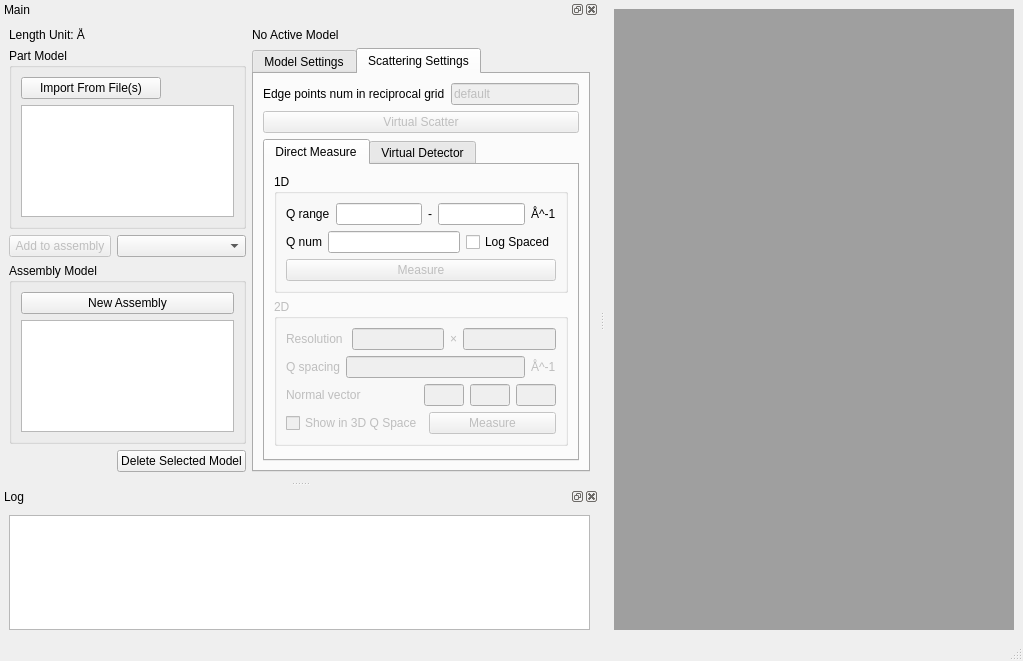
Old version of the form src/model2sas/gui/MainWindow.ui in the repository molybd/Model2SAS.
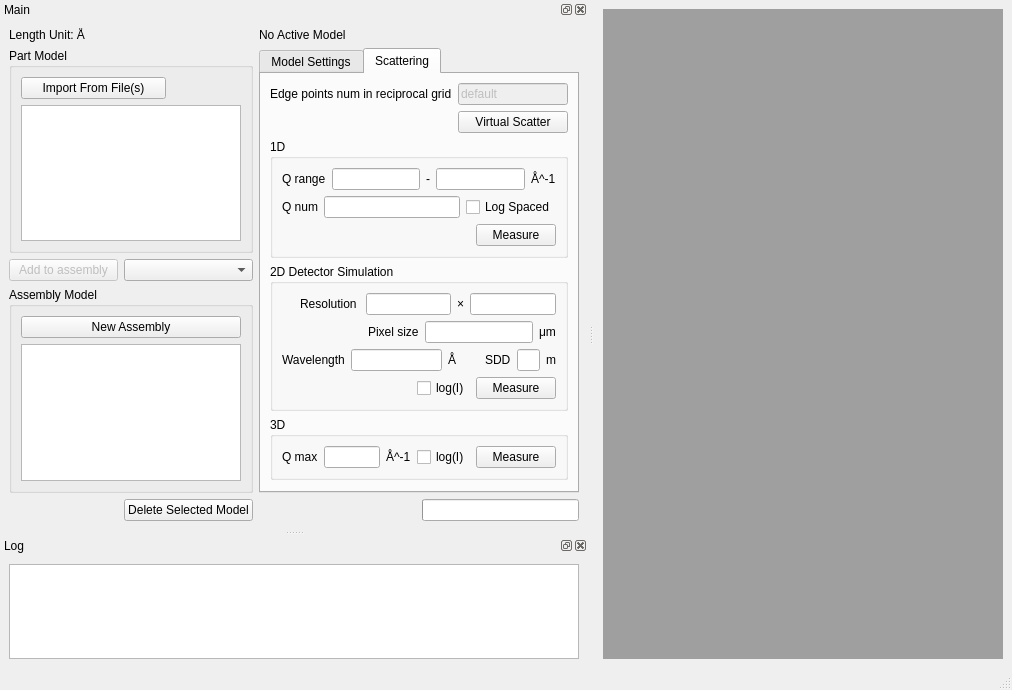
New version of the form. The open tabs and pages were chosen to show the change.

Commit message: Add 2d&3d SAS measure and plot

What changed in the file:
```diff
--- a/src/model2sas/gui/MainWindow.ui
+++ b/src/model2sas/gui/MainWindow.ui
@@ -6,8 +6,8 @@
    <rect>
     <x>0</x>
     <y>0</y>
-    <width>1023</width>
-    <height>661</height>
+    <width>1012</width>
+    <height>690</height>
    </rect>
   </property>
   <property name="windowTitle">
@@ -47,44 +47,6 @@
    </attribute>
    <widget class="QWidget" name="dockWidgetContents_3">
     <layout class="QGridLayout" name="gridLayout_9">
-     <item row="3" column="0" colspan="3">
-      <widget class="QGroupBox" name="groupBox_assembly">
-       <property name="title">
-        <string>Assembly Model</string>
-       </property>
-       <layout class="QGridLayout" name="gridLayout_6">
-        <item row="3" column="0" colspan="3">
-         <widget class="QTreeView" name="treeView_assemblies">
-          <property name="sizePolicy">
-           <sizepolicy hsizetype="Preferred" vsizetype="Expanding">
-            <horstretch>0</horstretch>
-            <verstretch>0</verstretch>
-           </sizepolicy>
-          </property>
-          <property name="minimumSize">
-           <size>
-            <width>100</width>
-            <height>0</height>
-           </size>
-          </property>
-          <property name="editTriggers">
-           <set>QAbstractItemView::NoEditTriggers</set>
-          </property>
-         </widget>
-        </item>
-        <item row="0" column="0" colspan="3">
-         <widget class="QPushButton" name="pushButton_new_assembly">
-          <property name="enabled">
-           <bool>true</bool>
-          </property>
-          <property name="text">
-           <string>New Assembly</string>
-          </property>
-         </widget>
-        </item>
-       </layout>
-      </widget>
-     </item>
      <item row="0" column="0">
       <widget class="QLabel" name="label_length_unit">
        <property name="text">
@@ -92,14 +54,39 @@
        </property>
       </widget>
      </item>
-     <item row="4" column="2">
-      <widget class="QPushButton" name="pushButton_delete_selected_model">
+     <item row="0" column="2">
+      <widget class="QLabel" name="label_active_model">
+       <property name="sizePolicy">
+        <sizepolicy hsizetype="Preferred" vsizetype="Minimum">
+         <horstretch>0</horstretch>
+         <verstretch>0</verstretch>
+        </sizepolicy>
+       </property>
        <property name="text">
-        <string>Delete Selected Model</string>
+        <string>No Active Model</string>
        </property>
       </widget>
      </item>
-     <item row="1" column="3" rowspan="4">
+     <item row="1" column="0" colspan="2">
+      <widget class="QGroupBox" name="groupBox_part">
+       <property name="title">
+        <string>Part Model</string>
+       </property>
+       <layout class="QGridLayout" name="gridLayout_5">
+        <item row="2" column="0" colspan="3">
+         <widget class="QTreeView" name="treeView_parts"/>
+        </item>
+        <item row="1" column="0" colspan="2">
+         <widget class="QPushButton" name="pushButton_part_from_files">
+          <property name="text">
+           <string>Import From File(s)</string>
+          </property>
+         </widget>
+        </item>
+       </layout>
+      </widget>
+     </item>
+     <item row="1" column="2" rowspan="3" colspan="2">
       <widget class="QTabWidget" name="tabWidget_settings">
        <property name="sizePolicy">
         <sizepolicy hsizetype="Preferred" vsizetype="Preferred">
@@ -262,17 +249,17 @@
        </widget>
        <widget class="QWidget" name="tabPage_scattering">
         <attribute name="title">
-         <string>Scattering Settings</string>
+         <string>Scattering</string>
         </attribute>
-        <layout class="QGridLayout" name="gridLayout_3">
-         <item row="0" column="0">
+        <layout class="QGridLayout" name="gridLayout_8">
+         <item row="0" column="0" colspan="2">
           <widget class="QLabel" name="label_reciprocal_lattice_1d_size">
            <property name="text">
             <string>Edge points num in reciprocal grid</string>
            </property>
           </widget>
          </item>
-         <item row="0" column="1">
+         <item row="0" column="2">
           <widget class="QLineEdit" name="lineEdit_reciprocal_lattice_1d_size">
            <property name="enabled">
             <bool>false</bool>
@@ -282,20 +269,7 @@
            </property>
           </widget>
          </item>
-         <item row="2" column="0" colspan="2">
-          <widget class="QTabWidget" name="tabWidget_measure">
-           <property name="enabled">
-            <bool>true</bool>
-           </property>
-           <property name="currentIndex">
-            <number>0</number>
-           </property>
-           <widget class="QWidget" name="tabPage_direct_measure">
-            <attribute name="title">
-             <string>Direct Measure</string>
-            </attribute>
-            <layout class="QVBoxLayout" name="verticalLayout_3">
-             <item>
+         <item row="2" column="0" colspan="3">
               <widget class="QGroupBox" name="groupBox_1d_measure">
                <property name="title">
                 <string>1D</string>
@@ -303,8 +277,8 @@
                <property name="checkable">
                 <bool>false</bool>
                </property>
-               <layout class="QVBoxLayout" name="verticalLayout">
-                <item>
+           <layout class="QGridLayout" name="gridLayout_10">
+            <item row="0" column="0" colspan="2">
                  <layout class="QHBoxLayout" name="horizontalLayout">
                   <item>
                    <widget class="QLabel" name="label_q1d_range">
@@ -335,7 +309,7 @@
                   </item>
                  </layout>
                 </item>
-                <item>
+            <item row="1" column="0" colspan="2">
                  <layout class="QHBoxLayout" name="horizontalLayout_2">
                   <item>
                    <widget class="QLabel" name="label_q1d_num">
@@ -356,10 +330,23 @@
                   </item>
                  </layout>
                 </item>
-                <item>
-                 <widget class="QPushButton" name="pushButton_1d_measure">
+            <item row="2" column="0">
+             <spacer name="horizontalSpacer_4">
+              <property name="orientation">
+               <enum>Qt::Horizontal</enum>
+              </property>
+              <property name="sizeHint" stdset="0">
+               <size>
+                <width>190</width>
+                <height>20</height>
+               </size>
+              </property>
+             </spacer>
+            </item>
+            <item row="2" column="1">
+             <widget class="QPushButton" name="pushButton_measure_1d">
                   <property name="enabled">
-                   <bool>false</bool>
+               <bool>true</bool>
                   </property>
                   <property name="text">
                    <string>Measure</string>
@@ -369,17 +356,30 @@
                </layout>
               </widget>
              </item>
-             <item>
+         <item row="3" column="0" colspan="3">
               <widget class="QGroupBox" name="groupBox_2d_measure">
                <property name="enabled">
-                <bool>false</bool>
+            <bool>true</bool>
                </property>
                <property name="title">
-                <string>2D</string>
-               </property>
-               <layout class="QVBoxLayout" name="verticalLayout_2">
-                <item>
+            <string>2D Detector Simulation</string>
+           </property>
+           <layout class="QGridLayout" name="gridLayout_3">
+            <item row="0" column="0">
                  <layout class="QHBoxLayout" name="horizontalLayout_3">
+              <item>
+               <spacer name="horizontalSpacer_2">
+                <property name="orientation">
+                 <enum>Qt::Horizontal</enum>
+                </property>
+                <property name="sizeHint" stdset="0">
+                 <size>
+                  <width>40</width>
+                  <height>20</height>
+                 </size>
+                </property>
+               </spacer>
+              </item>
                   <item>
                    <widget class="QLabel" name="label_q2d_resolution">
                     <property name="text">
@@ -402,54 +402,81 @@
                   </item>
                  </layout>
                 </item>
-                <item>
+            <item row="1" column="0">
                  <layout class="QHBoxLayout" name="horizontalLayout_4">
+              <item>
+               <spacer name="horizontalSpacer_3">
+                <property name="orientation">
+                 <enum>Qt::Horizontal</enum>
+                </property>
+                <property name="sizeHint" stdset="0">
+                 <size>
+                  <width>40</width>
+                  <height>20</height>
+                 </size>
+                </property>
+               </spacer>
+              </item>
                   <item>
                    <widget class="QLabel" name="label_q2d_spacing">
                     <property name="text">
-                     <string>Q spacing</string>
+                 <string>Pixel size</string>
                     </property>
                    </widget>
                   </item>
                   <item>
-                   <widget class="QLineEdit" name="lineEdit_q2d_spacing"/>
+               <widget class="QLineEdit" name="lineEdit_det_pixel_size">
+                <property name="enabled">
+                 <bool>true</bool>
+                </property>
+               </widget>
                   </item>
                   <item>
                    <widget class="QLabel" name="label_q2d_unit">
                     <property name="text">
-                     <string>Å^-1</string>
+                 <string>μm</string>
                     </property>
                    </widget>
                   </item>
                  </layout>
                 </item>
-                <item>
+            <item row="2" column="0">
                  <layout class="QHBoxLayout" name="horizontalLayout_6">
                   <item>
                    <widget class="QLabel" name="label_q2d_normal_vector">
                     <property name="text">
-                     <string>Normal vector</string>
+                 <string>Wavelength</string>
                     </property>
                    </widget>
                   </item>
                   <item>
-                   <widget class="QLineEdit" name="lineEdit_q2d_normal_x">
-                    <property name="maximumSize">
-                     <size>
-                      <width>40</width>
-                      <height>16777215</height>
-                     </size>
+               <widget class="QLineEdit" name="lineEdit_wavelength"/>
+              </item>
+              <item>
+               <widget class="QLabel" name="label_6">
+                <property name="text">
+                 <string>Å</string>
                     </property>
                    </widget>
                   </item>
                   <item>
-                   <widget class="QLineEdit" name="lineEdit_q2d_normal_y">
-                    <property name="maximumSize">
+               <spacer name="horizontalSpacer">
+                <property name="orientation">
+                 <enum>Qt::Horizontal</enum>
+                </property>
+                <property name="sizeHint" stdset="0">
                      <size>
                       <width>40</width>
-                      <height>16777215</height>
-                     </size>
-                    </property>
+                  <height>20</height>
+                 </size>
+                </property>
+               </spacer>
+              </item>
+              <item>
+               <widget class="QLabel" name="label_3">
+                <property name="text">
+                 <string>SDD</string>
+                </property>
                    </widget>
                   </item>
                   <item>
@@ -462,19 +489,42 @@
                     </property>
                    </widget>
                   </item>
-                 </layout>
-                </item>
-                <item>
+              <item>
+               <widget class="QLabel" name="label_4">
+                <property name="text">
+                 <string>m</string>
+                </property>
+               </widget>
+              </item>
+             </layout>
+            </item>
+            <item row="3" column="0">
                  <layout class="QHBoxLayout" name="horizontalLayout_5">
                   <item>
-                   <widget class="QCheckBox" name="checkBox_2d_show_3d">
+               <spacer name="horizontalSpacer_5">
+                <property name="orientation">
+                 <enum>Qt::Horizontal</enum>
+                </property>
+                <property name="sizeHint" stdset="0">
+                 <size>
+                  <width>40</width>
+                  <height>20</height>
+                 </size>
+                </property>
+               </spacer>
+              </item>
+              <item>
+               <widget class="QCheckBox" name="checkBox_log_Idet">
                     <property name="text">
-                     <string>Show in 3D Q Space</string>
+                 <string>log(I)</string>
                     </property>
                    </widget>
                   </item>
                   <item>
-                   <widget class="QPushButton" name="pushButton_2d_measure">
+               <widget class="QPushButton" name="pushButton_measure_det">
+                <property name="enabled">
+                 <bool>true</bool>
+                </property>
                     <property name="text">
                      <string>Measure</string>
                     </property>
@@ -485,75 +535,90 @@
                </layout>
               </widget>
              </item>
-             <item>
+         <item row="4" column="0" colspan="3">
+          <widget class="QGroupBox" name="groupBox">
+           <property name="title">
+            <string>3D</string>
+           </property>
+           <layout class="QGridLayout" name="gridLayout_2">
+            <item row="0" column="2">
+             <widget class="QLabel" name="label_2">
+              <property name="text">
+               <string>Å^-1</string>
+              </property>
+             </widget>
+            </item>
+            <item row="0" column="0">
+             <widget class="QLabel" name="label">
+              <property name="text">
+               <string>Q max</string>
+              </property>
+             </widget>
+            </item>
+            <item row="0" column="4">
+             <widget class="QPushButton" name="pushButton_measure_3d">
+              <property name="enabled">
+               <bool>true</bool>
+              </property>
+              <property name="text">
+               <string>Measure</string>
+              </property>
+             </widget>
+            </item>
+            <item row="0" column="1">
+             <widget class="QLineEdit" name="lineEdit_q3d_qmax"/>
+            </item>
+            <item row="0" column="3">
+             <widget class="QCheckBox" name="checkBox_log_I3d">
+              <property name="text">
+               <string>log(I)</string>
+              </property>
+             </widget>
+            </item>
+           </layout>
+          </widget>
+         </item>
+         <item row="5" column="1">
               <spacer name="verticalSpacer">
                <property name="orientation">
                 <enum>Qt::Vertical</enum>
                </property>
                <property name="sizeHint" stdset="0">
                 <size>
-                 <width>228</width>
-                 <height>132</height>
+             <width>20</width>
+             <height>2</height>
                 </size>
                </property>
               </spacer>
              </item>
-            </layout>
-           </widget>
-           <widget class="QWidget" name="tabPage_virtual_detector">
-            <attribute name="title">
-             <string>Virtual Detector</string>
-            </attribute>
-           </widget>
-          </widget>
-         </item>
-         <item row="1" column="0" colspan="2">
+         <item row="1" column="2">
           <widget class="QPushButton" name="pushButton_scatter">
            <property name="enabled">
-            <bool>false</bool>
+            <bool>true</bool>
            </property>
            <property name="text">
             <string>Virtual Scatter</string>
            </property>
           </widget>
          </item>
-        </layout>
-       </widget>
-      </widget>
-     </item>
-     <item row="0" column="3">
-      <widget class="QLabel" name="label_active_model">
-       <property name="sizePolicy">
-        <sizepolicy hsizetype="Preferred" vsizetype="Minimum">
-         <horstretch>0</horstretch>
-         <verstretch>0</verstretch>
-        </sizepolicy>
-       </property>
-       <property name="text">
-        <string>No Active Model</string>
-       </property>
-      </widget>
-     </item>
-     <item row="1" column="0" colspan="3">
-      <widget class="QGroupBox" name="groupBox_part">
-       <property name="title">
-        <string>Part Model</string>
-       </property>
-       <layout class="QGridLayout" name="gridLayout_5">
-        <item row="2" column="0" colspan="3">
-         <widget class="QTreeView" name="treeView_parts"/>
-        </item>
         <item row="1" column="0" colspan="2">
-         <widget class="QPushButton" name="pushButton_part_from_files">
-          <property name="text">
-           <string>Import From File(s)</string>
-          </property>
-         </widget>
+          <spacer name="horizontalSpacer_6">
+           <property name="orientation">
+            <enum>Qt::Horizontal</enum>
+           </property>
+           <property name="sizeHint" stdset="0">
+            <size>
+             <width>40</width>
+             <height>20</height>
+            </size>
+           </property>
+          </spacer>
         </item>
        </layout>
       </widget>
+      </widget>
      </item>
-     <item row="2" column="0" colspan="2">
+     <item row="2" column="0">
       <widget class="QPushButton" name="pushButton_add_to_assembly">
        <property name="enabled">
         <bool>false</bool>
@@ -563,9 +628,93 @@
        </property>
       </widget>
      </item>
-     <item row="2" column="2">
+     <item row="2" column="1">
       <widget class="QComboBox" name="comboBox_assemblies"/>
      </item>
+     <item row="3" column="0" colspan="2">
+      <widget class="QGroupBox" name="groupBox_assembly">
+       <property name="title">
+        <string>Assembly Model</string>
+       </property>
+       <layout class="QGridLayout" name="gridLayout_6">
+        <item row="3" column="0" colspan="3">
+         <widget class="QTreeView" name="treeView_assemblies">
+          <property name="sizePolicy">
+           <sizepolicy hsizetype="Preferred" vsizetype="Expanding">
+            <horstretch>0</horstretch>
+            <verstretch>0</verstretch>
+           </sizepolicy>
+          </property>
+          <property name="minimumSize">
+           <size>
+            <width>100</width>
+            <height>0</height>
+           </size>
+          </property>
+          <property name="editTriggers">
+           <set>QAbstractItemView::NoEditTriggers</set>
+          </property>
+         </widget>
+        </item>
+        <item row="0" column="0" colspan="3">
+         <widget class="QPushButton" name="pushButton_new_assembly">
+          <property name="enabled">
+           <bool>true</bool>
+          </property>
+          <property name="text">
+           <string>New Assembly</string>
+          </property>
+         </widget>
+        </item>
+       </layout>
+      </widget>
+     </item>
+     <item row="4" column="0">
+      <spacer name="horizontalSpacer_8">
+       <property name="orientation">
+        <enum>Qt::Horizontal</enum>
+       </property>
+       <property name="sizeHint" stdset="0">
+        <size>
+         <width>101</width>
+         <height>20</height>
+        </size>
+       </property>
+      </spacer>
+     </item>
+     <item row="4" column="1">
+      <widget class="QPushButton" name="pushButton_delete_selected_model">
+       <property name="text">
+        <string>Delete Selected Model</string>
+       </property>
+      </widget>
+     </item>
+     <item row="4" column="2">
+      <spacer name="horizontalSpacer_7">
+       <property name="orientation">
+        <enum>Qt::Horizontal</enum>
+       </property>
+       <property name="sizeHint" stdset="0">
+        <size>
+         <width>153</width>
+         <height>20</height>
+        </size>
+       </property>
+      </spacer>
+     </item>
+     <item row="4" column="3">
+      <widget class="QProgressBar" name="progressBar">
+       <property name="value">
+        <number>0</number>
+       </property>
+       <property name="textVisible">
+        <bool>false</bool>
+       </property>
+       <property name="invertedAppearance">
+        <bool>false</bool>
+       </property>
+      </widget>
+     </item>
     </layout>
    </widget>
   </widget>
```
Left out of the diff: 111 changed lines with no effect on the pictures. Lines whose indentation alone changed are shown as unchanged. The commit also changes 6 other files.
